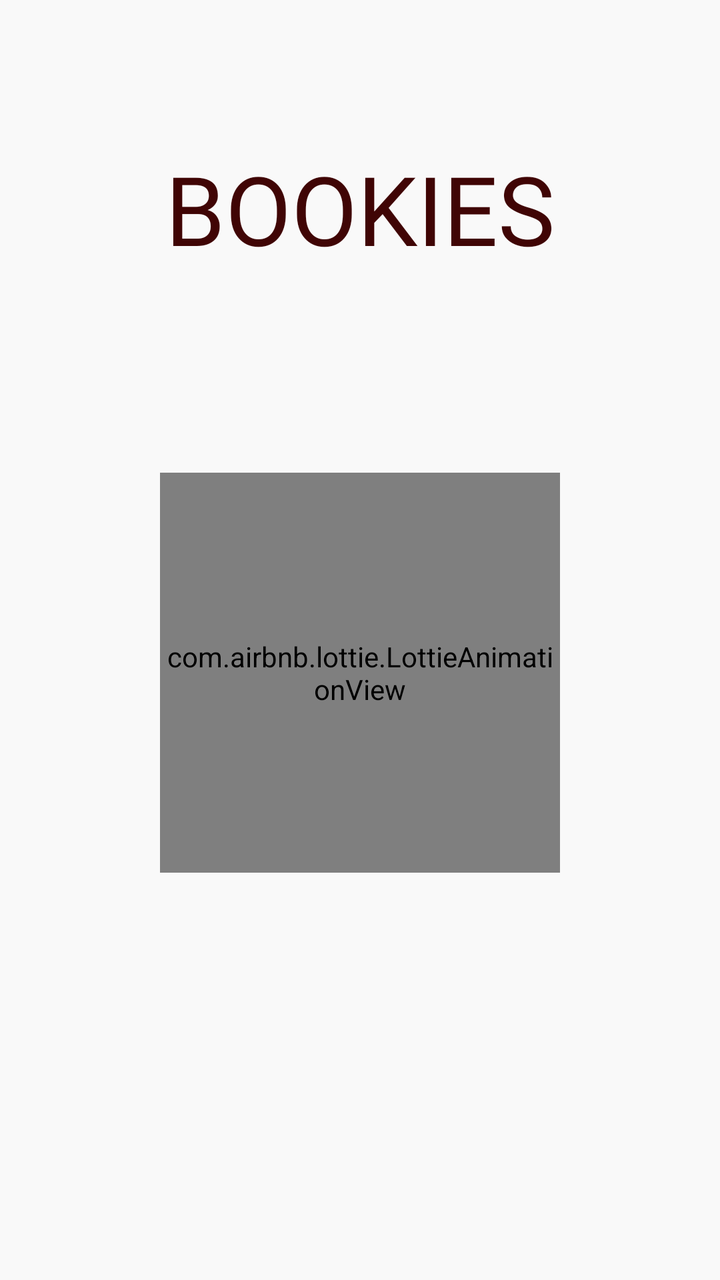
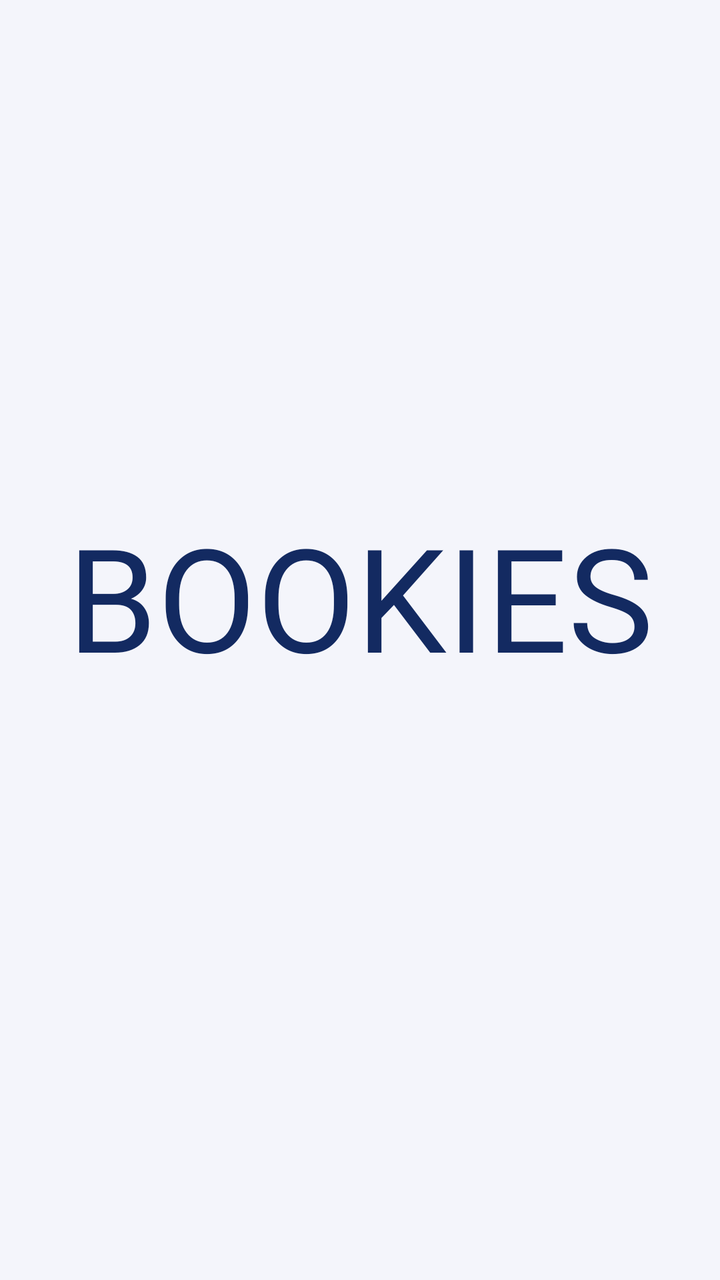

The first picture is an Android layout as it rendered before a commit; the second is the same layout after the commit. The layout source and the unified diff follow.
<!-- AndroidManifest.xml: application theme Theme.FrontendBook -->
<!-- res/layout/splash_activity.xml -->
<?xml version="1.0" encoding="utf-8"?>
<androidx.constraintlayout.widget.ConstraintLayout xmlns:android="http://schemas.android.com/apk/res/android"
    xmlns:app="http://schemas.android.com/apk/res-auto"
    xmlns:tools="http://schemas.android.com/tools"
    android:id="@+id/main"
    android:layout_width="match_parent"
    android:layout_height="match_parent"
    android:background="@color/background_light"
    tools:context=".SplashActivity">

    
    <TextView
        android:id="@+id/appName"
        android:layout_width="wrap_content"
        android:layout_height="wrap_content"
        android:layout_marginTop="72dp"
        android:fontFamily="@font/roboto_condensed_bold"
        android:text="BOOKIES"
        android:textAlignment="center"
        android:textColor="@color/primary_bordo"
        android:textSize="48sp"
        app:layout_constraintEnd_toEndOf="parent"
        app:layout_constraintStart_toStartOf="parent"
        app:layout_constraintTop_toTopOf="parent" />

    
    <com.airbnb.lottie.LottieAnimationView
        android:id="@+id/book_loading"
        android:layout_width="200dp"
        android:layout_height="200dp"
        android:layout_marginTop="100dp"
        app:layout_constraintEnd_toEndOf="parent"
        app:layout_constraintStart_toStartOf="parent"
        app:layout_constraintTop_toBottomOf="@+id/appName"
        app:lottie_autoPlay="true"
        app:lottie_fileName="opening.json"
        app:lottie_loop="true" />

</androidx.constraintlayout.widget.ConstraintLayout>
<!-- resources referenced by this layout -->
<resources>
  <color name="background_light">#F9F9F9</color>
  <color name="primary_bordo">#400505</color>
  <style name="Theme.FrontendBook" parent="Base.Theme.FrontendBook" />
  <style name="Base.Theme.FrontendBook" parent="Theme.Material3.DayNight.NoActionBar">
          <item name="colorPrimary">@color/primary_bordo</item>
          <item name="colorPrimaryVariant">@color/primary_bordo_dark</item> 
          <item name="colorOnPrimary">@color/white</item>
          <item name="colorSecondary">@color/background_light</item>
          <item name="colorOutline">@color/outline_bordo</item>
      </style>
  <color name="primary_bordo_dark">#2A0303</color>
  <color name="white">#FFFFFFFF</color>
  <color name="outline_bordo">#400505</color>
</resources>

<!-- the commit's change to res/layout/splash_activity.xml (unified diff, before → after) -->
@@ -13,12 +13,12 @@
         android:id="@+id/appName"
         android:layout_width="wrap_content"
         android:layout_height="wrap_content"
-        android:layout_marginTop="72dp"
+        android:layout_marginTop="250dp"
         android:fontFamily="@font/roboto_condensed_bold"
         android:text="BOOKIES"
         android:textAlignment="center"
-        android:textColor="@color/primary_bordo"
-        android:textSize="48sp"
+        android:textColor="@color/primary"
+        android:textSize="72sp"
         app:layout_constraintEnd_toEndOf="parent"
         app:layout_constraintStart_toStartOf="parent"
         app:layout_constraintTop_toTopOf="parent" />
@@ -26,14 +26,15 @@
     
     <com.airbnb.lottie.LottieAnimationView
         android:id="@+id/book_loading"
-        android:layout_width="200dp"
-        android:layout_height="200dp"
-        android:layout_marginTop="100dp"
+        android:layout_width="122dp"
+        android:layout_height="88dp"
+        android:layout_marginTop="304dp"
         app:layout_constraintEnd_toEndOf="parent"
+        app:layout_constraintHorizontal_bias="0.498"
         app:layout_constraintStart_toStartOf="parent"
         app:layout_constraintTop_toBottomOf="@+id/appName"
         app:lottie_autoPlay="true"
-        app:lottie_fileName="opening.json"
+        app:lottie_fileName="loading_blue.json"
         app:lottie_loop="true" />
 
 </androidx.constraintlayout.widget.ConstraintLayout>
<!-- resource entries referenced after the edit -->
@@ -1,17 +1,17 @@
 <!-- resources referenced by this layout -->
 <resources>
-  <color name="background_light">#F9F9F9</color>
-  <color name="primary_bordo">#400505</color>
+  <color name="background_light">#F4F5FB</color>
+  <color name="primary">#132A61</color>
   <style name="Theme.FrontendBook" parent="Base.Theme.FrontendBook" />
   <style name="Base.Theme.FrontendBook" parent="Theme.Material3.DayNight.NoActionBar">
-          <item name="colorPrimary">@color/primary_bordo</item>
-          <item name="colorPrimaryVariant">@color/primary_bordo_dark</item> 
+          <item name="colorPrimary">@color/primary</item>
+          <item name="colorPrimaryVariant">@color/primary_dark</item>
           <item name="colorOnPrimary">@color/white</item>
           <item name="colorSecondary">@color/background_light</item>
-          <item name="colorOutline">@color/outline_bordo</item>
+          <item name="colorOutline">@color/outline</item>
       </style>
-  <color name="primary_bordo_dark">#2A0303</color>
+  <color name="primary_dark">#0D0D40</color>
   <color name="white">#FFFFFFFF</color>
-  <color name="outline_bordo">#400505</color>
+  <color name="outline">#132A61</color>
 </resources>
 
